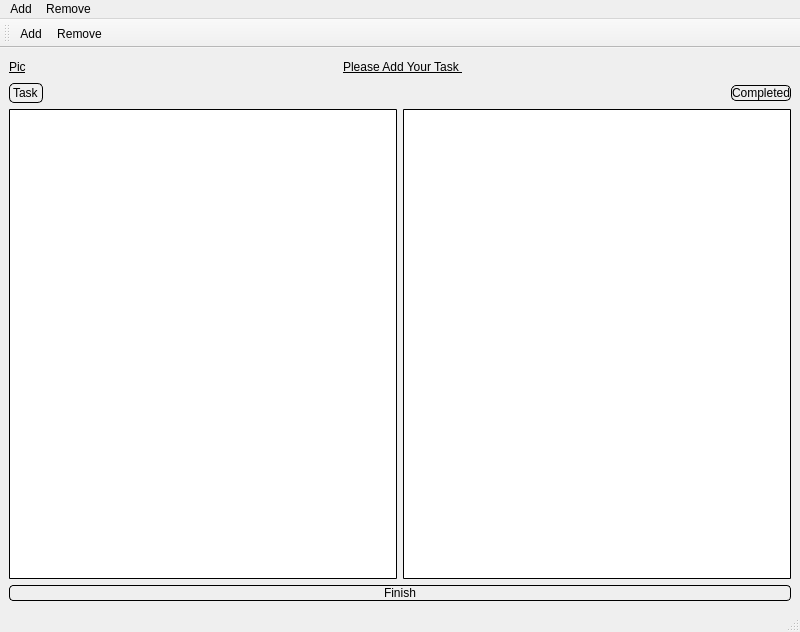
ismesunny/Qt-To-Do-List-App-Project, file mainwindow.ui: the form before one commit.
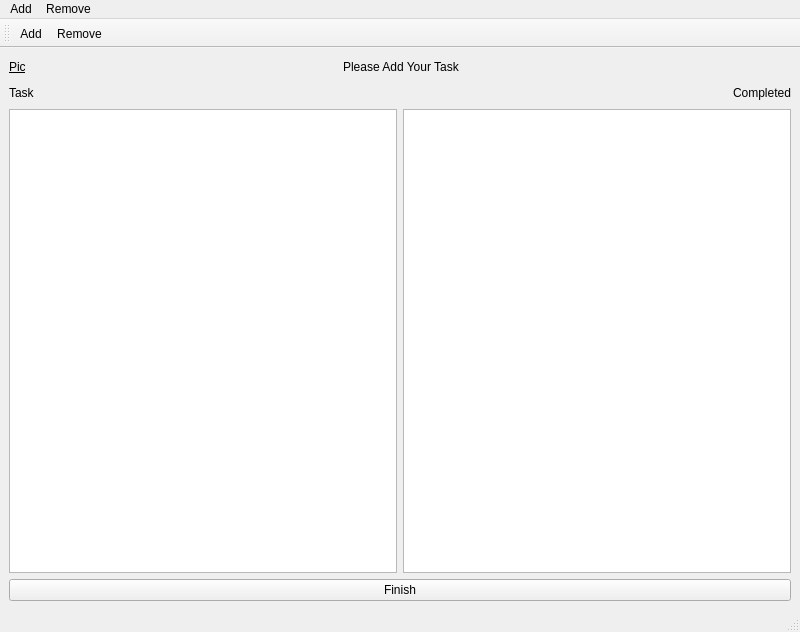
The form after the commit. Icons and pictures are not drawn.

What changed in the file:
```diff
--- a/mainwindow.ui
+++ b/mainwindow.ui
@@ -88,13 +88,7 @@
          <string/>
         </property>
         <property name="styleSheet">
-         <string notr="true">border-style: solid;
-text-decoration: underline;
-border-color: black;
-
-selection-background-color: rgb(170, 170, 255);
-
-font: 75 18pt &quot;Comic Sans MS&quot;;</string>
+         <string notr="true">font: 18pt &quot;Noto Sans&quot;;</string>
         </property>
         <property name="text">
          <string>Please Add Your Task </string>
@@ -132,13 +126,7 @@
          <string/>
         </property>
         <property name="styleSheet">
-         <string notr="true">border-style: solid;
-border-color: black;
-border-width: 1.3px;
-border-radius: 5px;
-selection-background-color: rgb(170, 170, 255);
-
-font: 75 18pt &quot;Comic Sans MS&quot;;</string>
+         <string notr="true">font: 16pt &quot;Noto Sans&quot;;</string>
         </property>
         <property name="text">
          <string>Task</string>
@@ -188,15 +176,9 @@
        </spacer>
       </item>
       <item>
-       <widget class="QPushButton" name="pushButton">
+       <widget class="QLabel" name="label_3">
         <property name="styleSheet">
-         <string notr="true">border-style: solid;
-border-color: black;
-border-width: 1.3px;
-border-radius: 5px;
-selection-background-color: rgb(170, 170, 255);
-
-font: 75 18pt &quot;Comic Sans MS&quot;;</string>
+         <string notr="true">font: 16pt &quot;Noto Sans&quot;;</string>
         </property>
         <property name="text">
          <string>Completed</string>
@@ -213,12 +195,7 @@
          <string/>
         </property>
         <property name="styleSheet">
-         <string notr="true">border-style: solid;
-font: 57 18pt &quot;Noto Sans Display&quot;;
-border-color: black;
-border-width: 1.3px;
-border-radius: 1px;
-</string>
+         <string notr="true">font: 16pt &quot;Noto Sans&quot;;</string>
         </property>
        </widget>
       </item>
@@ -228,13 +205,7 @@
          <string/>
         </property>
         <property name="styleSheet">
-         <string notr="true">border-style: solid;
-border-color: black;
-border-width: 1.3px;
-border-radius: 1px;
-font: 75 18pt &quot;Comic Sans MS&quot;;
-text-decoration: line-through;
-</string>
+         <string notr="true">font: 16pt &quot;Noto Sans&quot;;</string>
         </property>
        </widget>
       </item>
@@ -246,12 +217,7 @@
        <string/>
       </property>
       <property name="styleSheet">
-       <string notr="true">border-style: solid;
-border-color: black;
-border-width: 1px;
-border-radius: 4px;
-font: 75 18pt &quot;Comic Sans MS&quot;;
-</string>
+       <string notr="true">font: 16pt &quot;Noto Sans&quot;;</string>
       </property>
       <property name="text">
        <string>Finish</string>
```
